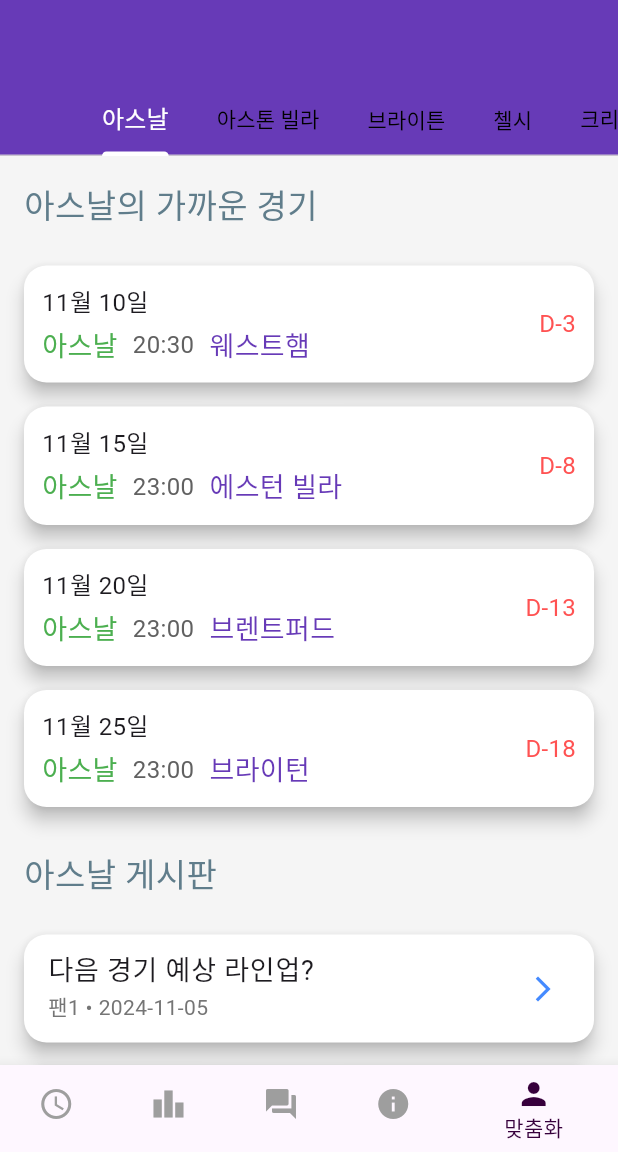
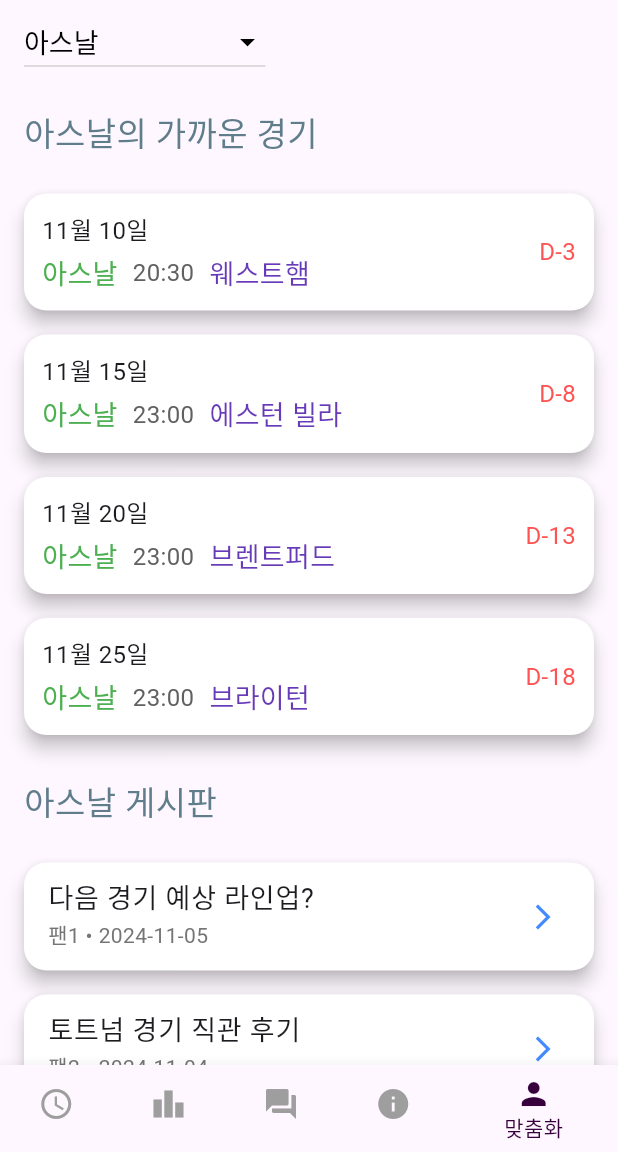
Before and after one commit to otaeyean/Soccer, a Flutter app: the screen it shows after launch, item 5 of the bottom bar chosen, on a phone screen of 412 x 824 dp, the part 84-1236 px from its top. Run offline on Flutter 3.47's test engine with Material 3 defaults, Android fonts, the phone set to English and light mode, and no system bars; our stand-ins replace cloud_firestore, firebase_auth, firebase_core, shared_preferences; accounts and stored records are empty; Roboto replaces fonts that are missing (GmarketBold, GmarketMedium).

Commit message:
update: 맞춤화 ui 수정

```diff
--- a/lib/customization.dart
+++ b/lib/customization.dart
@@ -6,8 +6,8 @@
   _CustomizationPageState createState() => _CustomizationPageState();
 }
 
-class _CustomizationPageState extends State<CustomizationPage> with SingleTickerProviderStateMixin {
-  late TabController _tabController;
+class _CustomizationPageState extends State<CustomizationPage> {
+  String selectedTeam = "아스날"; // 기본 선택된 팀
 
   final List<Map<String, dynamic>> upcomingMatches = [
     {"date": "11월 10일", "opponent": "웨스트햄", "time": "20:30", "dDay": "D-3"},
@@ -31,54 +31,39 @@
   ];
 
   @override
-  void initState() {
-    super.initState();
-    _tabController = TabController(length: premierLeagueTeams.length, vsync: this);
-  }
-
-  @override
-  void dispose() {
-    _tabController.dispose();
-    super.dispose();
-  }
-
-  @override
   Widget build(BuildContext context) {
     return Scaffold(
-      backgroundColor: Colors.grey[100], // 배경 색상 변경
       appBar: AppBar(
-        backgroundColor: Colors.deepPurple,
-        bottom: TabBar(
-          controller: _tabController,
-          isScrollable: true,
-          indicatorColor: Colors.deepPurple, // 탭 선택시 밑줄 색상
-          labelStyle: TextStyle(
-            fontFamily: "GmarketBold", // 탭 글꼴 설정
-            fontSize: 16, // 글꼴 크기 조정
+      title: DropdownButton<String>(
+      value: selectedTeam,
+      alignment: Alignment.centerLeft, // 왼쪽 정렬
+      icon: Icon(Icons.arrow_drop_down, color: Colors.black),
+      style: TextStyle(
+      color: Colors.black, // 텍스트 색상을 검정으로 설정
+      fontSize: 18,
+      fontFamily: "GmarketBold",
     ),
-          unselectedLabelStyle: TextStyle(
-            fontFamily: "GmarketMedium", // 선택되지 않은 탭의 글꼴
-            fontSize: 14, // 선택되지 않은 탭의 글꼴 크기
-          ),
-          tabs: premierLeagueTeams.map((team) {
-            return Tab(text: team);
+      onChanged: (String? newValue) {
+      setState(() {
+        selectedTeam = newValue!;
+      });
+    },
+    items: premierLeagueTeams.map<DropdownMenuItem<String>>((String team) {
+      return DropdownMenuItem<String>(
+        value: team,
+        child: Text(team),
+      );
     }).toList(),
-          labelColor: Colors.white, // 선택된 탭 글자 색상
-          unselectedLabelColor: Colors.black, // 선택되지 않은 탭 글자 색상
-          indicatorSize: TabBarIndicatorSize.label, // 탭 아래의 밑줄 길이
   ),
 ),
-      body: TabBarView(
-        controller: _tabController,
-        children: premierLeagueTeams.map((team) {
-          return SingleChildScrollView(
+      body: SingleChildScrollView(
         padding: EdgeInsets.all(16.0),
         child: Column(
           crossAxisAlignment: CrossAxisAlignment.start,
           children: [
             // 경기 정보 상단부
             Text(
-                  '$team의 가까운 경기',
+              '$selectedTeam의 가까운 경기',
               style: TextStyle(
                 fontSize: 22,
                 fontFamily: "GmarketBold",
@@ -111,8 +96,8 @@
                             Row(
                               children: [
                                 Text(
-                                      team, // 팀 이름을 동적으로 변경
-                                      style: TextStyle(fontSize: 18, fontFamily: "GmarketBold",  color: Colors.green),
+                                  selectedTeam, // 선택된 팀 이름
+                                  style: TextStyle(fontSize: 18, fontFamily: "GmarketBold", color: Colors.green),
                                 ),
                                 SizedBox(width: 10),
                                 Text(
@@ -122,7 +107,7 @@
                                 SizedBox(width: 10),
                                 Text(
                                   match["opponent"],
-                                      style: TextStyle(fontSize: 18, fontFamily: "GmarketBold",  color: Colors.deepPurple),
+                                  style: TextStyle(fontSize: 18, fontFamily: "GmarketBold", color: Colors.deepPurple),
                                 ),
                               ],
                             ),
@@ -130,11 +115,7 @@
                         ),
                         Text(
                           match["dDay"],
-                              style: TextStyle(
-                                fontSize: 16,
-                                color: Colors.redAccent,
-                                fontFamily: "GmarketBold"
-                              ),
+                          style: TextStyle(fontSize: 16, color: Colors.redAccent, fontFamily: "GmarketBold"),
                         ),
                       ],
                     ),
@@ -145,7 +126,7 @@
             SizedBox(height: 20),
             // 게시판 제목
             Text(
-                  '$team 게시판',
+              '$selectedTeam 게시판',
               style: TextStyle(
                 fontSize: 22,
                 fontFamily: "GmarketBold",
@@ -189,8 +170,6 @@
             ),
           ],
         ),
-          );
-        }).toList(),
       ),
     );
   }
```
Lines whose indentation alone changed are shown as unchanged.
